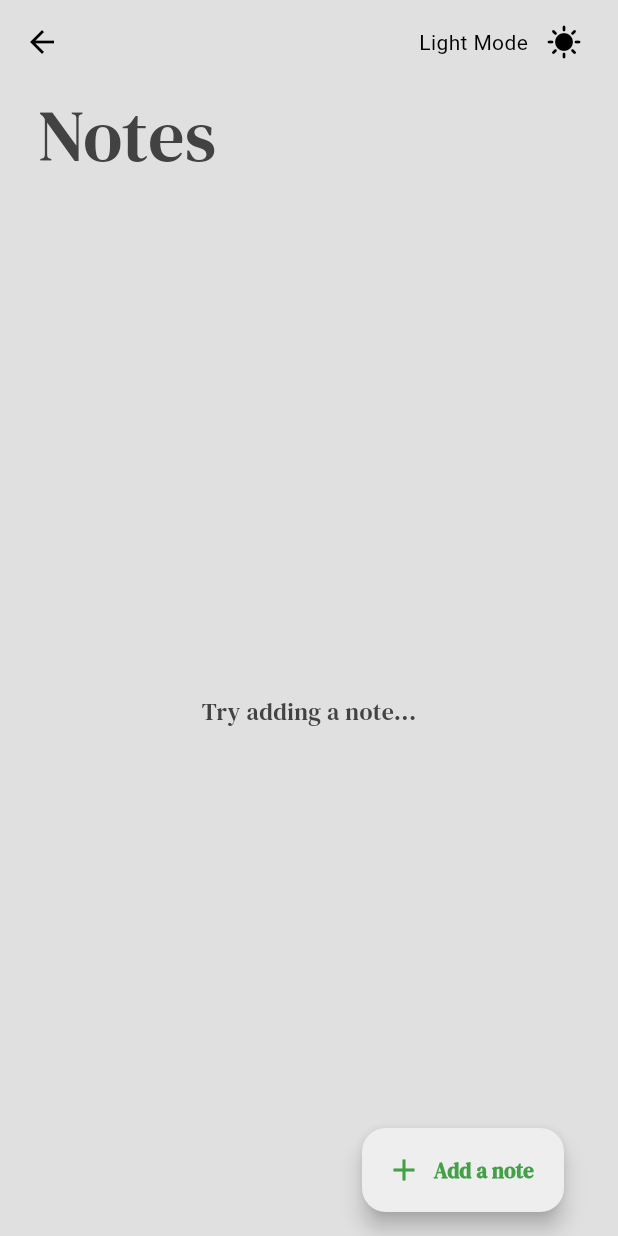
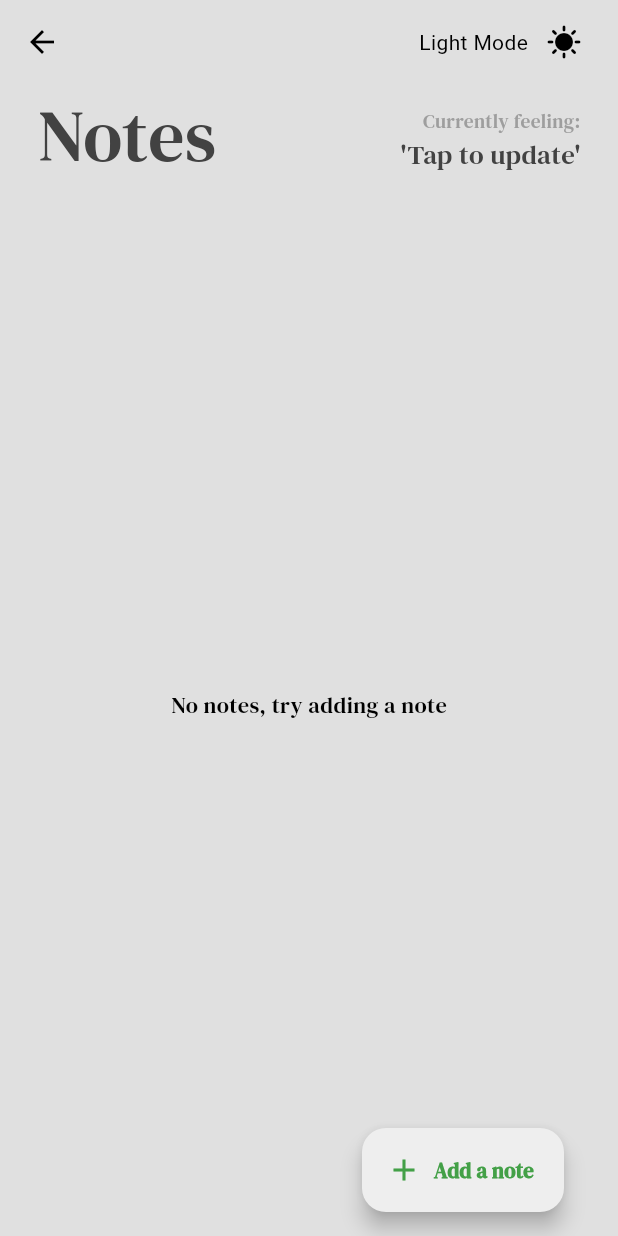
Before and after one commit to iktiarnazib/Notes-App, a Flutter app: the NotesPage screen opened by its route, on a phone screen of 412 x 824 dp. Run offline on Flutter 3.47's test engine with Material 3 defaults, Android fonts, the phone set to English and light mode, and no system bars; our stand-ins replace drift, flutter_riverpod, popover, shared_preferences; accounts and stored records are empty; generated files the repository leaves out were written again; project files that could hold a hidden picture were left out.

Commit message:
Overflow of the notes page title and feelings has been fixed

```diff
--- a/lib/pages/note_detail_page.dart
+++ b/lib/pages/note_detail_page.dart
@@ -218,6 +218,8 @@ class _NoteDetailPageState extends ConsumerState<NoteDetailPage> {
         title: Text(
           'Note Details',
           style: TextStyle(fontFamily: 'DMSerifText'),
+          maxLines: 1,
+          overflow: TextOverflow.ellipsis,
         ),
         centerTitle: true,
         automaticallyImplyLeading: false,
--- a/lib/pages/notes_page.dart
+++ b/lib/pages/notes_page.dart
@@ -520,24 +520,71 @@ class _NotesPageState extends ConsumerState<NotesPage> {
               children: [
                 Padding(
                   padding: const EdgeInsets.only(left: 25.0),
-                  child: Text(
-                    'Notes',
-                    style: TextStyle(
-                      fontFamily: "DMSerifText",
-                      fontSize: 48,
-                      color: Theme.of(context).colorScheme.inversePrimary,
+                  child: SizedBox(
+                    height: 60,
+                    child: Row(
+                      mainAxisAlignment: MainAxisAlignment.end,
+                      children: [
+                        Text(
+                          'Notes',
+                          style: TextStyle(
+                            fontFamily: "DMSerifText",
+                            fontSize: 48,
+                            color: Theme.of(context).colorScheme.inversePrimary,
+                          ),
+                          maxLines: 1,
+                          overflow: TextOverflow.ellipsis,
+                        ),
+                        Expanded(child: SizedBox()),
+                        Padding(
+                          padding: const EdgeInsets.only(right: 25.0),
+                          child: Column(
+                            mainAxisAlignment: MainAxisAlignment.end,
+                            crossAxisAlignment: CrossAxisAlignment.end,
+                            children: [
+                              Text(
+                                'Currently feeling:',
+                                style: TextStyle(
+                                  fontFamily: 'DMSerifText',
+                                  color: Theme.of(context).colorScheme.tertiary,
+                                  fontSize: 13,
+                                ),
+                                overflow: TextOverflow.ellipsis,
+                              ),
+
+                              Row(
+                                children: [
+                                  GestureDetector(
+                                    onTap: () => onUpdateFeelings(feeling),
+                                    child: Text(
+                                      feeling.isEmpty
+                                          ? "'Tap to update'"
+                                          : feeling,
+                                      style: TextStyle(
+                                        fontFamily: 'DMSerifText',
+                                        color: Theme.of(
+                                          context,
+                                        ).colorScheme.inversePrimary,
+                                        fontSize: 18,
+                                      ),
+                                      overflow: TextOverflow.ellipsis,
+                                    ),
+                                  ),
+                                ],
+                              ),
+                            ],
+                          ),
+                        ),
+                      ],
                     ),
                   ),
                 ),
                 Expanded(
                   child: Center(
                     child: Text(
-                      'Try adding a note...',
-                      style: TextStyle(
-                        fontFamily: "DMSerifText",
-                        fontSize: 16,
-                        color: Theme.of(context).colorScheme.inversePrimary,
-                      ),
+                      'No notes, try adding a note',
+                      style: TextStyle(fontFamily: 'DMSerifText', fontSize: 15),
+                      overflow: TextOverflow.ellipsis,
                     ),
                   ),
                 ),
@@ -560,6 +607,8 @@ class _NotesPageState extends ConsumerState<NotesPage> {
                             fontSize: 48,
                             color: Theme.of(context).colorScheme.inversePrimary,
                           ),
+                          maxLines: 1,
+                          overflow: TextOverflow.ellipsis,
                         ),
                         Expanded(child: SizedBox()),
                         Padding(
--- a/pubspec.yaml
+++ b/pubspec.yaml
@@ -45,6 +45,7 @@ dependencies:
   shared_preferences: ^2.5.5
   sqlite3_flutter_libs: ^0.5.0
   change_app_package_name: ^1.5.0
+  lottie: ^3.3.3
 
 dev_dependencies:
   flutter_test:
```
Also changed, not shown: assets/lotties/Note.json (added, +1 -0 lines), pubspec.lock.
